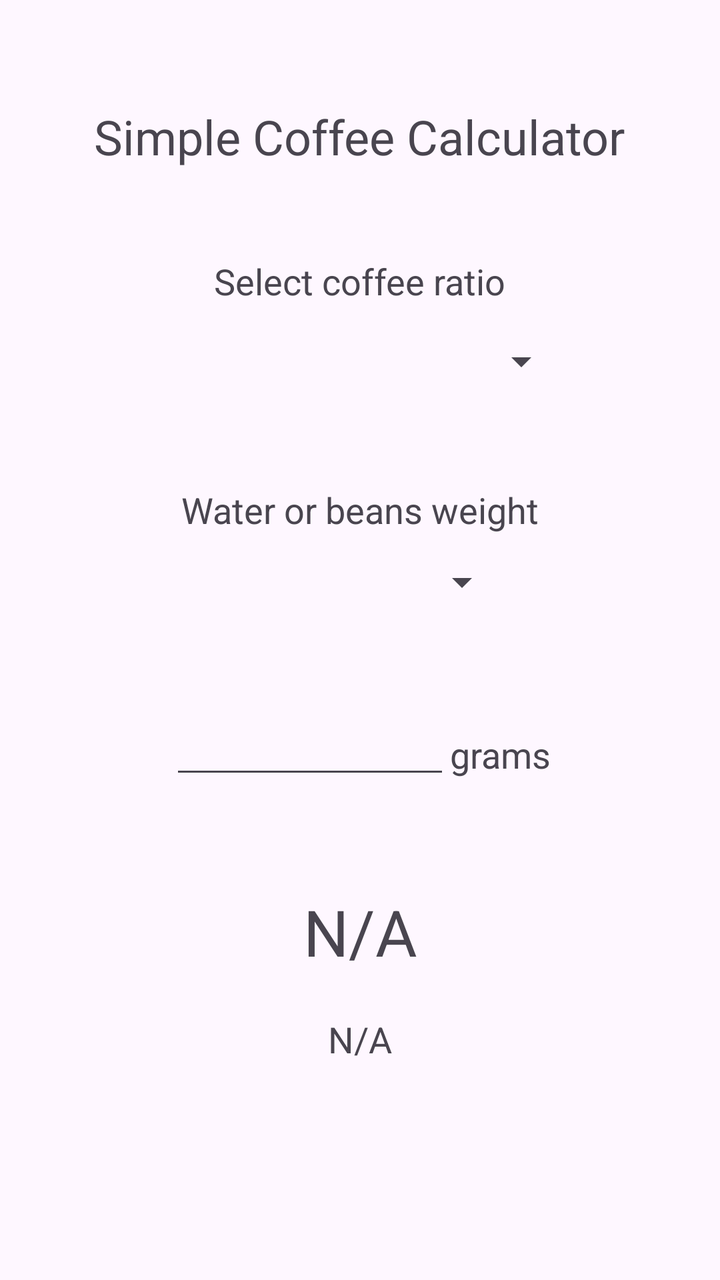
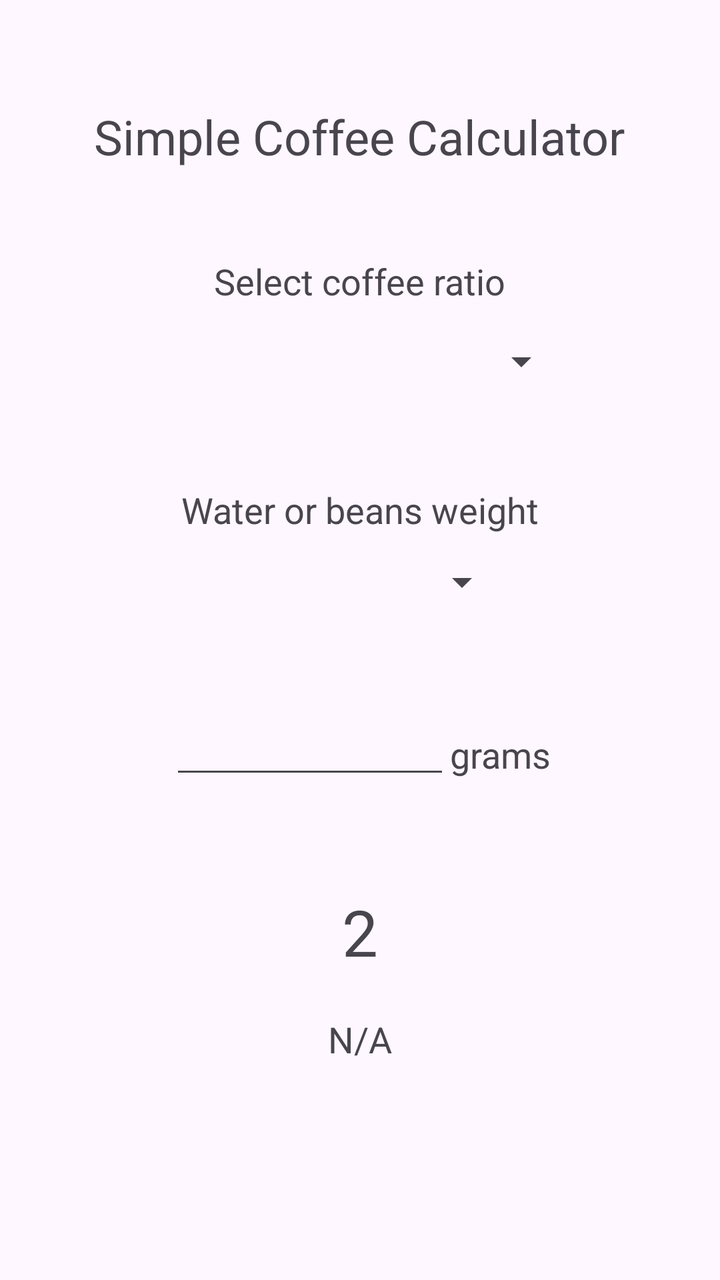

An Android layout rendered at two revisions. The XML below is the earlier revision; the diff shows what the commit changed to produce the second picture.
<!-- AndroidManifest.xml: activity theme Theme.SimpleCoffeeCalc -->
<!-- res/layout/activity_main.xml -->
<?xml version="1.0" encoding="utf-8"?>
<androidx.constraintlayout.widget.ConstraintLayout xmlns:android="http://schemas.android.com/apk/res/android"
    xmlns:app="http://schemas.android.com/apk/res-auto"
    xmlns:tools="http://schemas.android.com/tools"
    android:id="@+id/main"
    android:layout_width="match_parent"
    android:layout_height="match_parent"
    android:padding="16dp"
    tools:context=".MainActivity">

    <TextView
        android:id="@+id/titleText"
        android:layout_width="wrap_content"
        android:layout_height="wrap_content"
        android:layout_marginTop="36dp"
        android:inputType="none"
        android:singleLine="true"
        android:text="Simple Coffee Calculator"
        android:textSize="24sp"
        app:layout_constraintEnd_toEndOf="parent"
        app:layout_constraintHorizontal_bias="0.496"
        app:layout_constraintStart_toStartOf="parent"
        app:layout_constraintTop_toTopOf="parent" />

    <TextView
        android:id="@+id/ratioText"
        android:layout_width="wrap_content"
        android:layout_height="wrap_content"
        android:layout_marginTop="44dp"
        android:inputType="none"
        android:singleLine="true"
        android:textSize="18sp"
        android:text="Select coffee ratio"
        app:layout_constraintEnd_toEndOf="parent"
        app:layout_constraintStart_toStartOf="parent"
        app:layout_constraintTop_toBottomOf="@+id/titleText" />

    <Spinner
        android:id="@+id/ratioDropdown"
        android:layout_width="210dp"
        android:layout_height="wrap_content"
        android:layout_marginStart="8dp"
        android:layout_marginTop="16dp"
        android:layout_marginEnd="8dp"
        android:spinnerMode="dropdown"
        android:textSize="18sp"
        app:layout_constraintEnd_toEndOf="parent"
        app:layout_constraintHorizontal_bias="0.497"
        app:layout_constraintStart_toStartOf="parent"
        app:layout_constraintTop_toBottomOf="@+id/ratioText" />

    <TextView
        android:id="@+id/waterOrBeansText"
        android:layout_width="wrap_content"
        android:layout_height="wrap_content"
        android:layout_marginTop="50dp"
        android:inputType="none"
        android:singleLine="true"
        android:text="Water or beans weight"
        android:textSize="18sp"
        app:layout_constraintEnd_toEndOf="parent"
        app:layout_constraintStart_toStartOf="parent"
        app:layout_constraintTop_toBottomOf="@+id/ratioDropdown" />

    <Spinner
        android:id="@+id/waterOrBeansDropdown"
        android:layout_width="150dp"
        android:layout_height="wrap_content"
        android:layout_marginStart="8dp"
        android:layout_marginTop="12dp"
        android:layout_marginEnd="8dp"
        android:spinnerMode="dropdown"
        android:textSize="18sp"
        app:layout_constraintEnd_toEndOf="parent"
        app:layout_constraintStart_toStartOf="parent"
        app:layout_constraintTop_toBottomOf="@+id/waterOrBeansText" />


    <androidx.constraintlayout.widget.ConstraintLayout
        android:id="@+id/constraintLayout"
        android:layout_width="wrap_content"
        android:layout_height="wrap_content"
        android:layout_marginTop="50dp"
        app:layout_constraintEnd_toEndOf="parent"
        app:layout_constraintStart_toStartOf="parent"
        app:layout_constraintTop_toBottomOf="@+id/waterOrBeansDropdown">

        <EditText
            android:id="@+id/gramsInputNumber"
            android:layout_width="140dp"
            android:layout_height="wrap_content"
            android:textSize="18sp"
            android:inputType="number"
            app:layout_constraintStart_toStartOf="parent" />

        <TextView
            android:id="@+id/gramsText"
            android:layout_width="wrap_content"
            android:layout_height="wrap_content"
            android:inputType="none"
            android:paddingTop="12dp"
            android:singleLine="true"
            android:text="grams"
            android:textSize="18sp"
            app:layout_constraintStart_toEndOf="@+id/gramsInputNumber" />

    </androidx.constraintlayout.widget.ConstraintLayout>

    <TextView
        android:id="@+id/resultTextShort"
        android:layout_width="wrap_content"
        android:layout_height="wrap_content"
        android:layout_marginTop="50dp"
        android:textSize="32sp"
        android:inputType="none"
        android:text="N/A"
        android:textAlignment="center"
        app:layout_constraintEnd_toEndOf="parent"
        app:layout_constraintStart_toStartOf="parent"
        app:layout_constraintTop_toBottomOf="@+id/constraintLayout" />

    <TextView
        android:id="@+id/resultTextLong"
        android:layout_width="wrap_content"
        android:layout_height="wrap_content"
        android:layout_marginTop="20dp"
        android:textSize="18sp"
        android:inputType="none"
        android:text="N/A"
        android:textAlignment="center"
        app:layout_constraintEnd_toEndOf="parent"
        app:layout_constraintStart_toStartOf="parent"
        app:layout_constraintTop_toBottomOf="@+id/resultTextShort" />

</androidx.constraintlayout.widget.ConstraintLayout>
<!-- resources referenced by this layout -->
<resources>
  <style name="Theme.SimpleCoffeeCalc" parent="android:Theme.Material.Light.NoActionBar" />
</resources>

<!-- the commit's change to res/layout/activity_main.xml (unified diff, before → after) -->
@@ -91,7 +91,8 @@
             android:layout_height="wrap_content"
             android:textSize="18sp"
             android:inputType="number"
-            app:layout_constraintStart_toStartOf="parent" />
+            app:layout_constraintStart_toStartOf="parent"
+            app:layout_constraintTop_toTopOf="parent" />
 
         <TextView
             android:id="@+id/gramsText"
@@ -102,7 +103,8 @@
             android:singleLine="true"
             android:text="grams"
             android:textSize="18sp"
-            app:layout_constraintStart_toEndOf="@+id/gramsInputNumber" />
+            app:layout_constraintStart_toEndOf="@+id/gramsInputNumber"
+            app:layout_constraintTop_toTopOf="parent" />
 
     </androidx.constraintlayout.widget.ConstraintLayout>
 
@@ -111,10 +113,10 @@
         android:layout_width="wrap_content"
         android:layout_height="wrap_content"
         android:layout_marginTop="50dp"
+        android:inputType="none"
+        android:text="2"
+        android:textAlignment="center"
         android:textSize="32sp"
-        android:inputType="none"
-        android:text="N/A"
-        android:textAlignment="center"
         app:layout_constraintEnd_toEndOf="parent"
         app:layout_constraintStart_toStartOf="parent"
         app:layout_constraintTop_toBottomOf="@+id/constraintLayout" />
